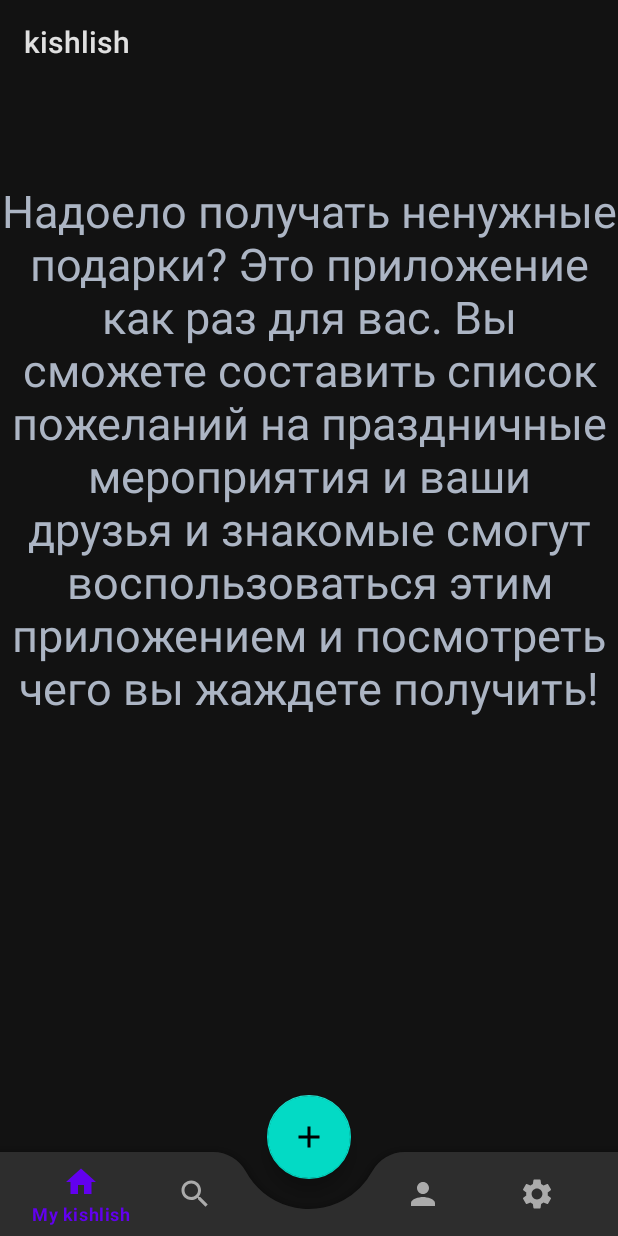
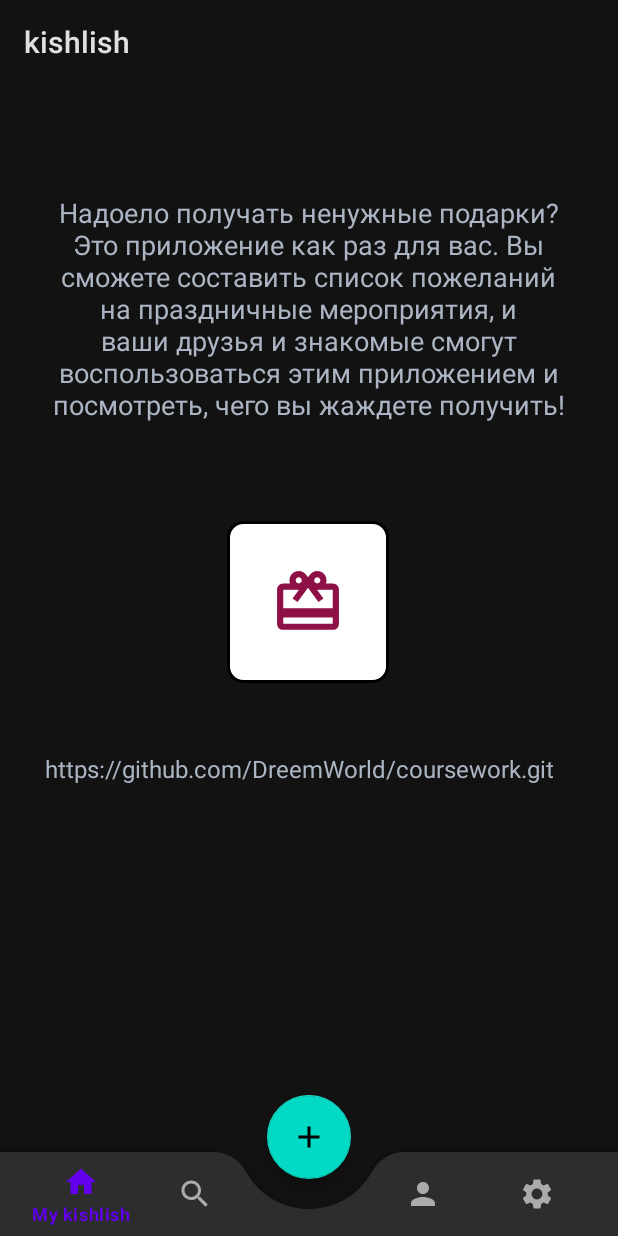
Before and after one commit to DreemWorld/coursework, an Android app: the screen it shows after launch once a user with an empty profile is signed in (MainActivity), on a phone screen of 412 x 824 dp. Run offline under Robolectric (Android 15) with nearby library versions, the phone set to English and light mode, and no system bars; our stand-ins replace Firebase (no records; nobody signed in at launch, a user with empty details on screens opened directly), Picasso.

Commit message:
Colors3_2

```diff
--- a/kishlish/app/src/main/res/drawable/label.xml
+++ b/kishlish/app/src/main/res/drawable/label.xml
@@ -1,4 +1,24 @@
 <?xml version="1.0" encoding="utf-8"?>
-<selector xmlns:android="http://schemas.android.com/apk/res/android">
-
-</selector>
+    <selector xmlns:android="http://schemas.android.com/apk/res/android">
+        <item android:state_pressed="true" >
+            <shape android:shape="rectangle" >
+                <corners android:radius="10dip" />
+                <stroke android:width="2dip" android:color="#000000" />
+                <gradient android:angle="270" android:startColor="#ffffff" android:endColor="#ffffff"/>
+            </shape>
+        </item>
+        <item android:state_focused="true" >
+            <shape android:shape="rectangle" >
+                <corners android:radius="10dip" />
+                <stroke android:width="2dip" android:color="#000000" />
+                <gradient android:angle="270" android:startColor="#ffffff" android:endColor="#ffffff"/>
+            </shape>
+        </item>
+        <item>
+            <shape android:shape="rectangle" >
+                <corners android:radius="10dip" />
+                <stroke android:width="2dip" android:color="#000000" />
+                <gradient android:angle="270" android:startColor="#ffffff" android:endColor="#ffffff"/>
+            </shape>
+        </item>
+    </selector>
--- a/kishlish/app/src/main/res/layout/fragment_info.xml
+++ b/kishlish/app/src/main/res/layout/fragment_info.xml
@@ -1,17 +1,52 @@
 <?xml version="1.0" encoding="utf-8"?>
-<FrameLayout xmlns:android="http://schemas.android.com/apk/res/android"
+<androidx.constraintlayout.widget.ConstraintLayout xmlns:android="http://schemas.android.com/apk/res/android"
+    xmlns:app="http://schemas.android.com/apk/res-auto"
     xmlns:tools="http://schemas.android.com/tools"
+    android:id="@+id/frameLayout"
     android:layout_width="match_parent"
     android:layout_height="match_parent"
     tools:context=".ui.fragments.InfoFragment">
 
     <!-- TODO: Update blank fragment layout -->
+
     <TextView
+        android:id="@+id/textView"
+        android:layout_width="355dp"
+        android:layout_height="172dp"
+        android:layout_marginTop="64dp"
+        android:gravity="center"
+        android:text="Надоело получать ненужные подарки? Это приложение как раз для вас. Вы сможете составить список пожеланий на праздничные мероприятия, и ваши друзья и знакомые смогут воспользоваться этим приложением и посмотреть, чего вы жаждете получить!"
+        android:textColor="@color/label_white"
+        android:textSize="18sp"
+        app:layout_constraintEnd_toEndOf="parent"
+        app:layout_constraintHorizontal_bias="0.491"
+        app:layout_constraintStart_toStartOf="parent"
+        app:layout_constraintTop_toTopOf="parent" />
+
+    <ImageView
+        android:id="@+id/imageView"
         android:layout_width="wrap_content"
         android:layout_height="wrap_content"
-        android:layout_marginTop="64sp"
-        android:gravity="center"
-        android:text="Надоело получать ненужные подарки? Это приложение как раз для вас. Вы сможете составить список пожеланий на праздничные мероприятия и ваши друзья и знакомые смогут воспользоваться этим приложением и посмотреть чего вы жаждете получить!"
+        android:src="@drawable/ic_launcher_foreground"
+        android:background="@drawable/label"
+        app:layout_constraintBottom_toBottomOf="parent"
+        app:layout_constraintEnd_toEndOf="parent"
+        app:layout_constraintHorizontal_bias="0.498"
+        app:layout_constraintStart_toStartOf="parent"
+        app:layout_constraintTop_toBottomOf="@+id/textView"
+        app:layout_constraintVertical_bias="0.131" />
+
+    <TextView
+        android:id="@+id/textView2"
+        android:layout_width="wrap_content"
+        android:layout_height="wrap_content"
+        android:text="https://github.com/DreemWorld/coursework.git"
         android:textColor="@color/label_white"
-        android:textSize="30dp" />
-</FrameLayout>
+        android:textSize="16sp"
+        app:layout_constraintBottom_toBottomOf="parent"
+        app:layout_constraintEnd_toEndOf="parent"
+        app:layout_constraintHorizontal_bias="0.416"
+        app:layout_constraintStart_toStartOf="parent"
+        app:layout_constraintTop_toBottomOf="@+id/imageView"
+        app:layout_constraintVertical_bias="0.132" />
+</androidx.constraintlayout.widget.ConstraintLayout>
```
